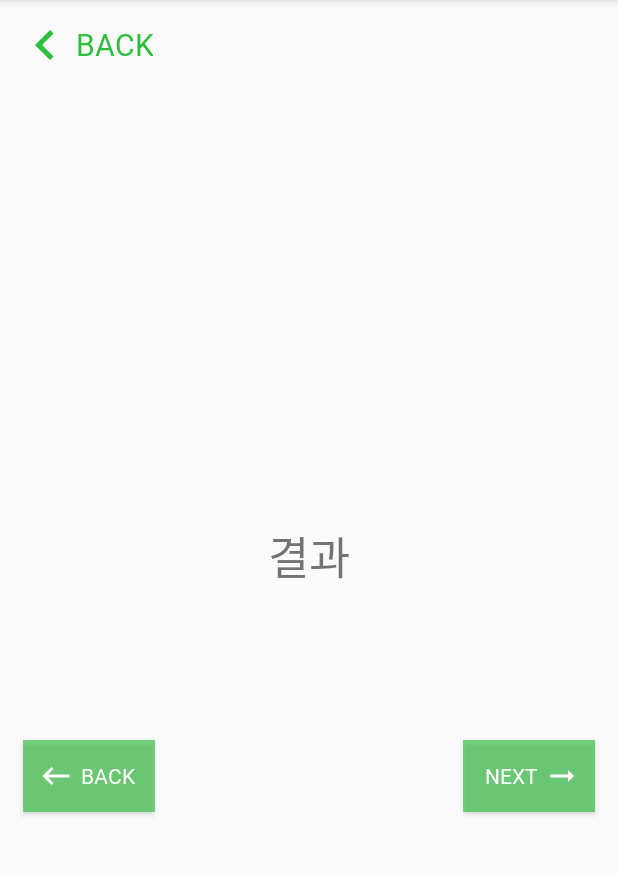
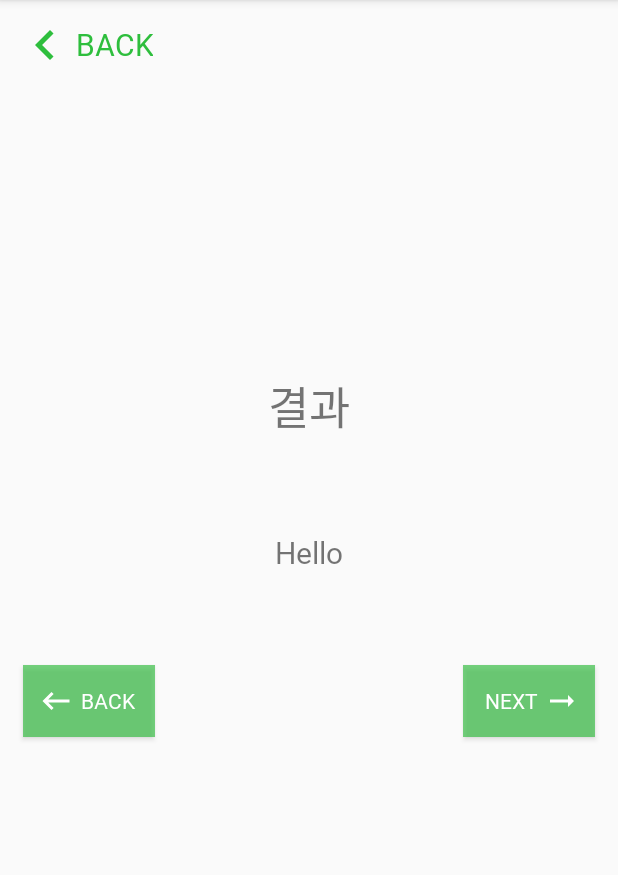
Before and after one commit to DSC-Duksung/2021-Re-creation-Android, an Android app: the PhotoActivity screen opened directly, with no data from a screen before it, on a phone screen of 412 x 824 dp, the part 84-959 px from its top. Run offline under Robolectric (Android 15) with nearby library versions, the phone set to English and light mode, and no system bars; our stand-ins replace RxJava; libraries missing offline, so code that uses them is left out: org.tensorflow.lite; 1 statement that could not run was skipped.

Commit message:
sy: camera-photo-step 배치 및 back button

```diff
--- a/app/src/main/java/com/example/recreation/PhotoActivity.kt
+++ b/app/src/main/java/com/example/recreation/PhotoActivity.kt
@@ -5,18 +5,12 @@ import android.graphics.Bitmap
 import android.net.Uri
 import android.os.Bundle
 import android.provider.MediaStore
-import android.view.View
 import android.widget.ImageView
 import androidx.appcompat.app.AppCompatActivity
 import com.example.recreation.model.ImageClassifier
 import com.example.recreation.model.Keys
 import io.reactivex.rxjava3.kotlin.subscribeBy
-import kotlinx.android.synthetic.main.activity_camera.*
-import kotlinx.android.synthetic.main.activity_camera.back_button
-import kotlinx.android.synthetic.main.activity_camera.btn_back
-import kotlinx.android.synthetic.main.activity_camera.img_preview1
-import kotlinx.android.synthetic.main.activity_camera.qnaText
-import kotlinx.android.synthetic.main.activity_camera.resultText
+import kotlinx.android.synthetic.main.activity_photo.*
 
 class PhotoActivity:AppCompatActivity() {
 
@@ -34,6 +28,10 @@ class PhotoActivity:AppCompatActivity() {
         setContentView(R.layout.activity_photo)
 
         loadImage()
+
+        btn_back.setOnClickListener {
+            finish()
+        }
 
         next_button.setOnClickListener {
             val nextIntent = Intent(this, StepActivity::class.java)
--- a/app/src/main/res/layout/activity_photo.xml
+++ b/app/src/main/res/layout/activity_photo.xml
@@ -18,7 +18,7 @@
     <ImageView
         android:id="@+id/img_preview1"
         android:layout_width="match_parent"
-        android:layout_height="250dp"
+        android:layout_height="150dp"
         android:layout_below="@+id/btn_back"
         android:layout_marginTop="28dp" />
     <TextView
@@ -31,11 +31,14 @@
         android:text="결과"
         android:textSize="30dp" />
     <TextView
+        android:id="@+id/qnaText"
         android:layout_width="match_parent"
-        android:layout_height="100dp"
+        android:layout_height="150dp"
         android:layout_below="@id/resultText"
-        android:id="@+id/qnaText"
         android:padding="20dp"
+        android:gravity="center"
+        android:textAlignment="center"
+        android:text="Hello"
         android:textSize="20dp" />
     <Button
         android:id="@+id/next_button"
```
Also changed, not shown: app/src/main/java/com/example/recreation/CameraActivity.kt (+8 -0 lines), app/src/main/java/com/example/recreation/StepActivity.kt (+6 -24 lines), app/src/main/res/layout/activity_camera.xml (+6 -3 lines), app/src/main/res/layout/activity_step.xml (+5 -4 lines).
